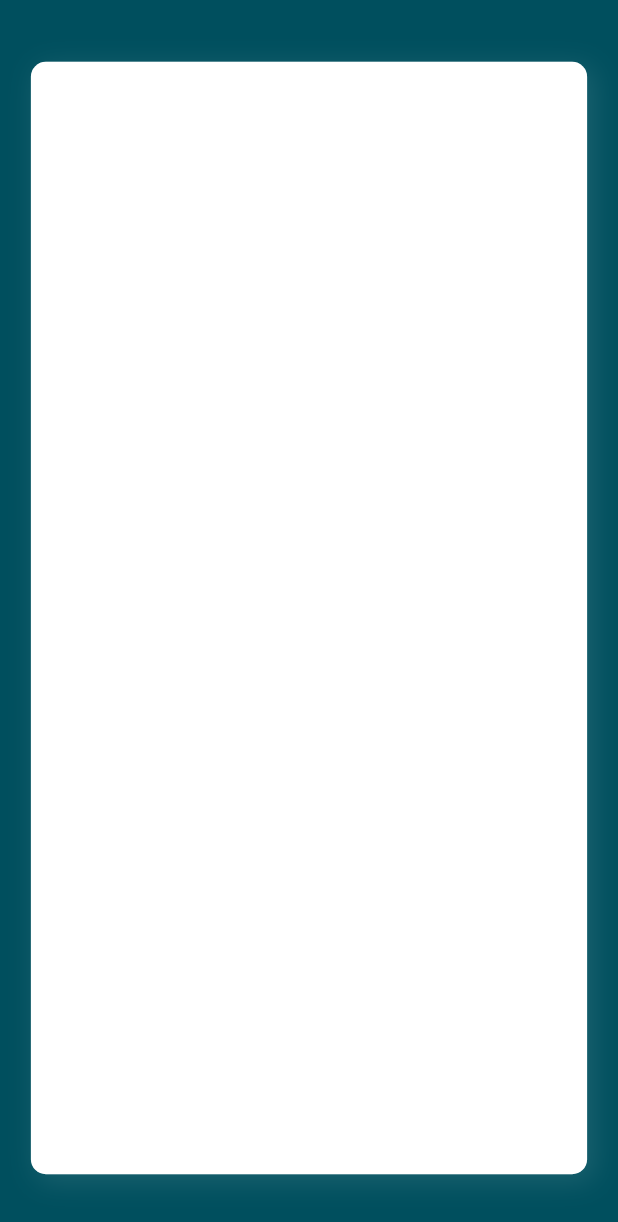
After one commit to boring-km/photoschool-app, a Flutter app: the SignUpScreen screen opened directly, on a phone screen of 412 x 824 dp. The commit adds this screen. Shown: the top 1222 px of the screen. Run offline on Flutter 3.47's test engine with Material 2 defaults, Android fonts, the phone set to English and light mode, and no system bars; our stand-ins replace cached_network_image, firebase_auth, firebase_core, firebase_storage, flutter_dotenv, flutter_html and 5 more; missing offline and left inert: xml_parser; accounts and stored records are empty.

Commit message:
[master] 가입화면 초기화

```diff
--- /dev/null
+++ b/lib/screens/signup_screen.dart
@@ -0,0 +1,36 @@
+import 'package:flutter/cupertino.dart';
+import 'package:flutter/material.dart';
+import 'package:photoschool/res/colors.dart';
+
+class SignUpScreen extends StatefulWidget {
+  @override
+  _SignUpState createState() => _SignUpState();
+}
+
+class _SignUpState extends State<SignUpScreen> {
+  @override
+  Widget build(BuildContext context) {
+    var w = MediaQuery.of(context).size.width;
+    var h = MediaQuery.of(context).size.height;
+    var _baseSize = w > h ? h / 10 : w / 20;
+
+    return Scaffold(
+      backgroundColor: CustomColors.deepblue,
+      body: Center(
+        child: Container(
+          decoration: BoxDecoration(color: Colors.white, border: Border.all(width: 1, color: Colors.white30), borderRadius: BorderRadius.all(Radius.circular(10)), boxShadow: [
+            BoxShadow(
+              color: Colors.white10,
+              offset: Offset(4.0, 4.0),
+              blurRadius: 15.0,
+              spreadRadius: 1.0,
+            )
+          ]),
+          width: w * (9/10),
+          height: h * (9/10),
+        ),
+      )
+    );
+  }
+
+}
```
Also changed, not shown: lib/screens/signin_screen.dart (+4 -101 lines), lib/utils/auth.dart (+32 -10 lines).
